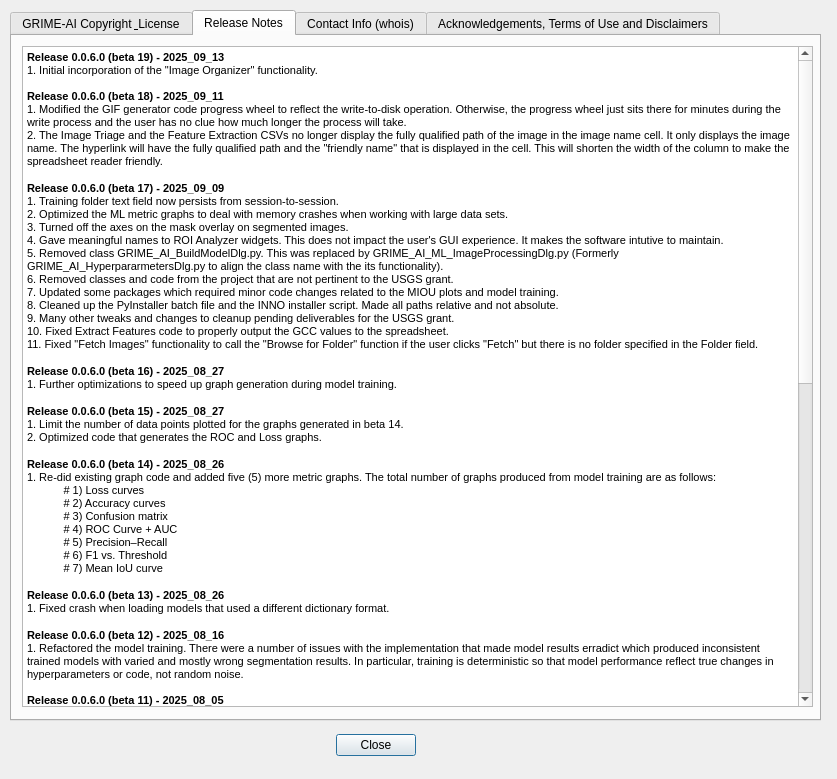
Old version of the form QDialog_ReleaseNotes.ui in the repository JohnStranzl/GRIME-AI.
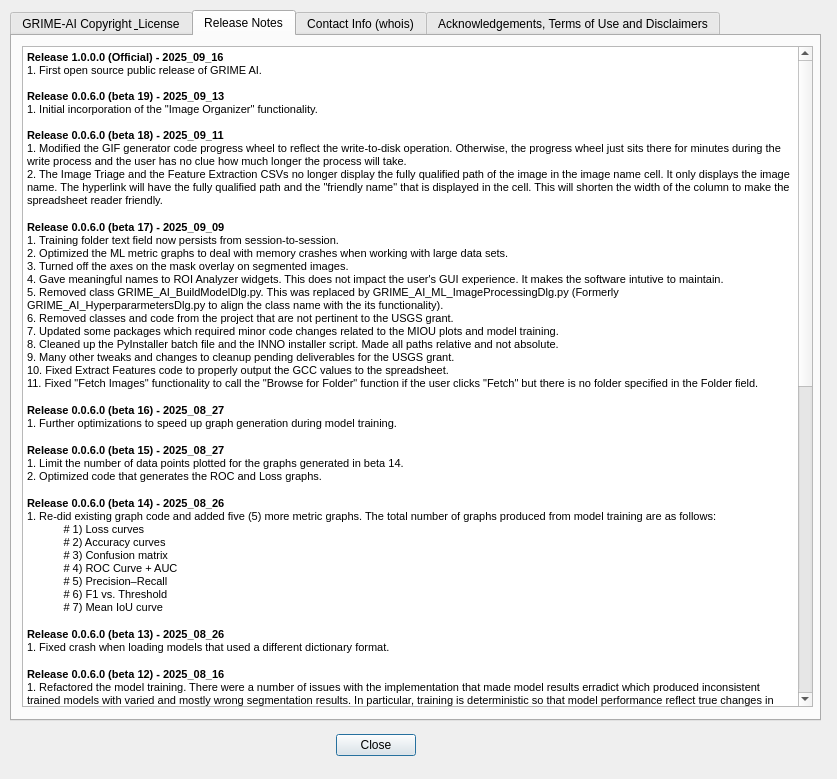
New version of the form.

Commit message: Updated release notes. See release notes for details.

What changed in the file:
```diff
--- a/QDialog_ReleaseNotes.ui
+++ b/QDialog_ReleaseNotes.ui
@@ -98,6 +98,9 @@
 li.unchecked::marker { content: &quot;\2610&quot;; }
 li.checked::marker { content: &quot;\2612&quot;; }
 &lt;/style&gt;&lt;/head&gt;&lt;body style=&quot; font-family:'Segoe UI'; font-size:9pt; font-weight:400; font-style:normal;&quot;&gt;
+&lt;p style=&quot; margin-top:0px; margin-bottom:0px; margin-left:0px; margin-right:0px; -qt-block-indent:0; text-indent:0px;&quot;&gt;&lt;span style=&quot; font-family:'MS Shell Dlg 2','sans-serif'; font-size:8.25pt; font-weight:600;&quot;&gt;Release 1.0.0.0 (Official) - 2025_09_16&lt;/span&gt;&lt;/p&gt;
+&lt;p style=&quot; margin-top:0px; margin-bottom:0px; margin-left:0px; margin-right:0px; -qt-block-indent:0; text-indent:0px;&quot;&gt;&lt;span style=&quot; font-family:'MS Shell Dlg 2'; font-size:8pt;&quot;&gt;1. First open source public release of GRIME AI.&lt;/span&gt;&lt;/p&gt;
+&lt;p style=&quot;-qt-paragraph-type:empty; margin-top:0px; margin-bottom:0px; margin-left:0px; margin-right:0px; -qt-block-indent:0; text-indent:0px; font-family:'MS Shell Dlg 2'; font-size:8pt;&quot;&gt;&lt;br /&gt;&lt;/p&gt;
 &lt;p style=&quot; margin-top:0px; margin-bottom:0px; margin-left:0px; margin-right:0px; -qt-block-indent:0; text-indent:0px;&quot;&gt;&lt;span style=&quot; font-family:'MS Shell Dlg 2','sans-serif'; font-size:8.25pt; font-weight:600;&quot;&gt;Release 0.0.6.0 (beta 19) - 2025_09_13&lt;/span&gt;&lt;/p&gt;
 &lt;p style=&quot; margin-top:0px; margin-bottom:0px; margin-left:0px; margin-right:0px; -qt-block-indent:0; text-indent:0px;&quot;&gt;&lt;span style=&quot; font-family:'MS Shell Dlg 2'; font-size:8pt;&quot;&gt;1. Initial incorporation of the &amp;quot;Image Organizer&amp;quot; functionality.&lt;/span&gt;&lt;/p&gt;
 &lt;p style=&quot;-qt-paragraph-type:empty; margin-top:0px; margin-bottom:0px; margin-left:0px; margin-right:0px; -qt-block-indent:0; text-indent:0px; font-family:'MS Shell Dlg 2'; font-size:8pt;&quot;&gt;&lt;br /&gt;&lt;/p&gt;
```
